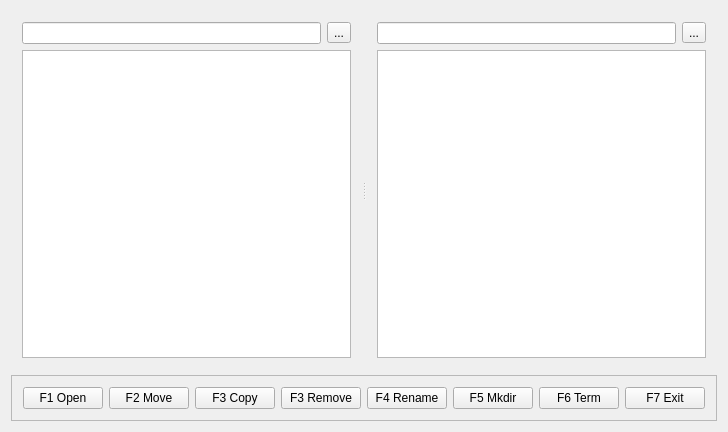
Qt form mainwindow.ui (metem/MeTeM-File-Manager) before a commit.
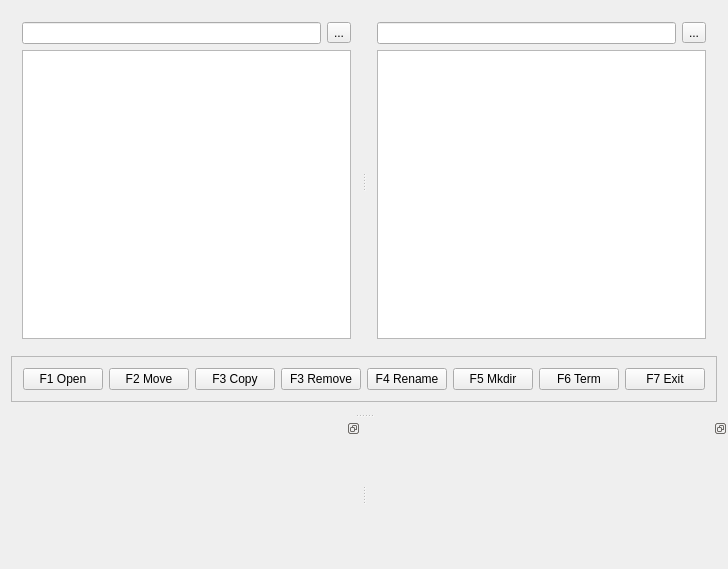
The same form after that commit. Custom widgets are drawn as their Qt base class.

Patch:
```diff
--- a/mainwindow.ui
+++ b/mainwindow.ui
@@ -7,15 +7,15 @@
     <x>0</x>
     <y>0</y>
     <width>720</width>
-    <height>432</height>
+    <height>569</height>
    </rect>
   </property>
   <property name="windowTitle">
    <string>MainWindow</string>
   </property>
   <widget class="QWidget" name="centralWidget">
-   <layout class="QGridLayout" name="gridLayout">
-    <item row="0" column="0">
+   <layout class="QVBoxLayout" name="verticalLayout_3">
+    <item>
      <widget class="QSplitter" name="splitter">
       <property name="sizePolicy">
        <sizepolicy hsizetype="Expanding" vsizetype="Expanding">
@@ -63,12 +63,6 @@
             <height>0</height>
            </size>
           </property>
-          <property name="autoFillBackground">
-           <bool>false</bool>
-          </property>
-          <property name="dragEnabled">
-           <bool>false</bool>
-          </property>
           <property name="selectionMode">
            <enum>QAbstractItemView::ExtendedSelection</enum>
           </property>
@@ -176,7 +170,7 @@
       </widget>
      </widget>
     </item>
-    <item row="1" column="0">
+    <item>
      <widget class="QFrame" name="frame">
       <property name="minimumSize">
        <size>
@@ -252,8 +246,73 @@
     </item>
    </layout>
   </widget>
+  <widget class="ChartDockWidget" name="chartDockWidget_1">
+   <property name="sizePolicy">
+    <sizepolicy hsizetype="Minimum" vsizetype="Preferred">
+     <horstretch>0</horstretch>
+     <verstretch>0</verstretch>
+    </sizepolicy>
+   </property>
+   <property name="minimumSize">
+    <size>
+     <width>50</width>
+     <height>150</height>
+    </size>
+   </property>
+   <property name="floating">
+    <bool>false</bool>
+   </property>
+   <property name="features">
+    <set>QDockWidget::DockWidgetFloatable|QDockWidget::DockWidgetMovable</set>
+   </property>
+   <property name="allowedAreas">
+    <set>Qt::BottomDockWidgetArea</set>
+   </property>
+   <property name="windowTitle">
+    <string/>
+   </property>
+   <attribute name="dockWidgetArea">
+    <number>8</number>
+   </attribute>
+   <widget class="QWidget" name="dockWidgetContents"/>
+  </widget>
+  <widget class="ChartDockWidget" name="chartDockWidget_2">
+   <property name="sizePolicy">
+    <sizepolicy hsizetype="Minimum" vsizetype="Preferred">
+     <horstretch>0</horstretch>
+     <verstretch>0</verstretch>
+    </sizepolicy>
+   </property>
+   <property name="minimumSize">
+    <size>
+     <width>50</width>
+     <height>150</height>
+    </size>
+   </property>
+   <property name="features">
+    <set>QDockWidget::DockWidgetFloatable|QDockWidget::DockWidgetMovable</set>
+   </property>
+   <property name="allowedAreas">
+    <set>Qt::BottomDockWidgetArea</set>
+   </property>
+   <property name="windowTitle">
+    <string/>
+   </property>
+   <attribute name="dockWidgetArea">
+    <number>8</number>
+   </attribute>
+   <widget class="QWidget" name="dockWidgetContents_2"/>
+  </widget>
  </widget>
  <layoutdefault spacing="6" margin="11"/>
+ <customwidgets>
+  <customwidget>
+   <class>ChartDockWidget</class>
+   <extends>QDockWidget</extends>
+   <header>chartdockwidget.h</header>
+   <container>1</container>
+  </customwidget>
+ </customwidgets>
  <resources/>
  <connections>
   <connection>
```
Left out of the diff: 39 changed lines with no effect on the pictures.
